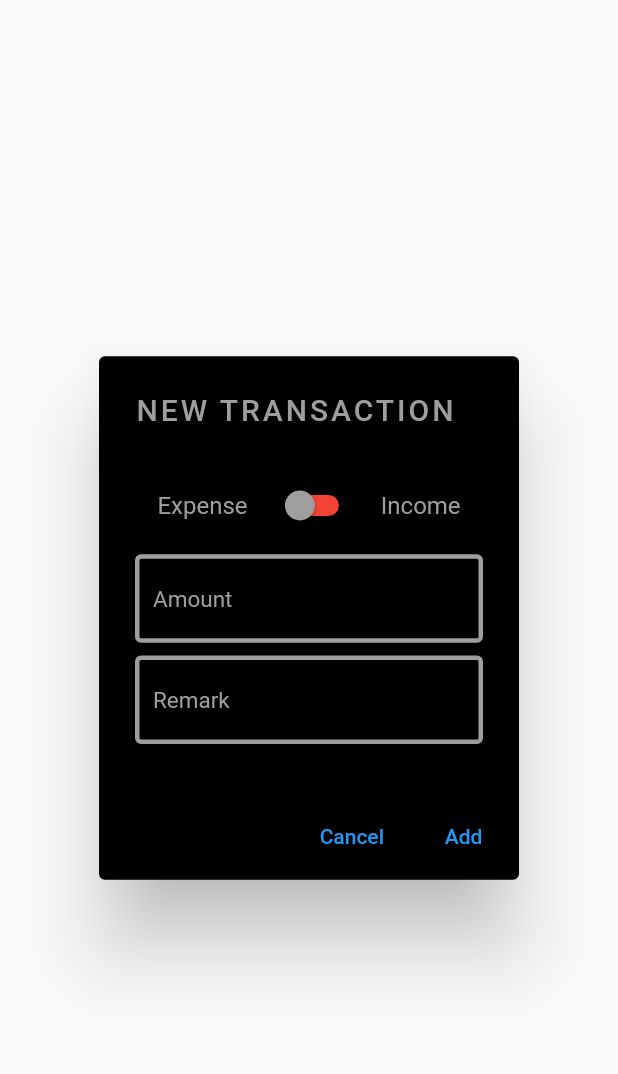
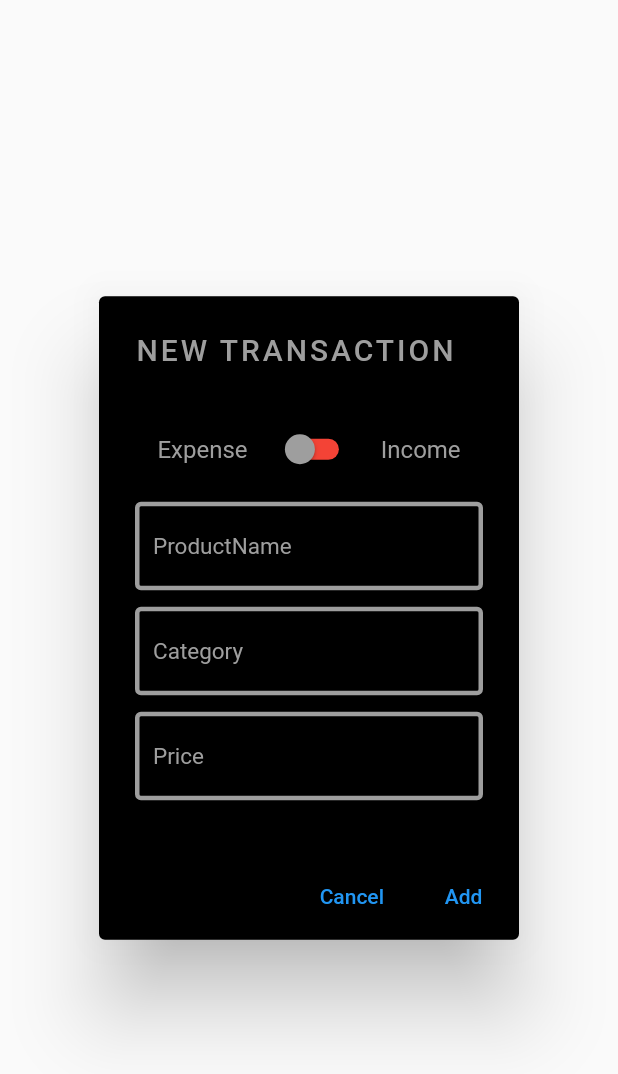
Before and after one commit to SSimoncs/mit-final-project, a Flutter app: the AddPage widget shown alone on an empty page, opened directly, on a phone screen of 412 x 824 dp. Shown: the top 1074 px of the screen. Run offline on Flutter 3.47's test engine with Material 2 defaults, Android fonts, the phone set to English and light mode, and no system bars; network calls fail.

```diff
--- a/lib/add_page.dart
+++ b/lib/add_page.dart
@@ -1,4 +1,6 @@
 import 'package:flutter/material.dart';
+import 'package:untitled/transaction.dart';
+import 'package:untitled/transaction_list.dart';
 
 class AddPage extends StatefulWidget {
   const AddPage({Key? key}) : super(key: key);
@@ -9,12 +11,35 @@ class AddPage extends StatefulWidget {
 
 class _AddPageState extends State<AddPage> {
   var _isSwitch = false;
+  late TextEditingController txtProductName;
+  late TextEditingController txtCategory;
+  late TextEditingController txtPrice;
+
+  @override
+  void initState() {
+    // TODO: implement initState
+    super.initState();
+    txtProductName = TextEditingController();
+    txtCategory = TextEditingController();
+    txtPrice = TextEditingController();
+  }
+
+  @override
+  void dispose() {
+    // TODO: implement dispose
+    super.dispose();
+    txtProductName.dispose();
+    txtCategory.dispose();
+    txtPrice.dispose();
+  }
 
   @override
   Widget build(BuildContext context) {
     return Padding(
       padding: const EdgeInsets.all(8.0),
-      child: AlertDialog(
+      child: StatefulBuilder(
+        builder: (BuildContext context, setState) {
+          return AlertDialog(
             //contentPadding: EdgeInsets.zero,
             buttonPadding: const EdgeInsets.fromLTRB(0, 0, 10.0, 20.0),
             backgroundColor: Colors.black,
@@ -23,7 +48,7 @@ class _AddPageState extends State<AddPage> {
               style: TextStyle(color: Colors.grey, letterSpacing: 2.0),
             ),
             content: SizedBox(
-          height: 200,
+              height: 280,
               child: Column(
                 mainAxisAlignment: MainAxisAlignment.spaceEvenly,
                 children: [
@@ -44,6 +69,7 @@ class _AddPageState extends State<AddPage> {
                           setState(() {
                             _isSwitch = !_isSwitch;
                           });
+                          print(_isSwitch);
                         },
                       ),
                       const Text(
@@ -52,8 +78,10 @@ class _AddPageState extends State<AddPage> {
                       ),
                     ],
                   ),
-              const TextField(
-                decoration: InputDecoration(
+                  TextField(
+                    style: TextStyle(color: Colors.white),
+                    controller: txtProductName,
+                    decoration: const InputDecoration(
                       focusColor: Colors.red,
                       focusedBorder: OutlineInputBorder(
                         borderRadius: BorderRadius.all(Radius.circular(4)),
@@ -63,11 +91,14 @@ class _AddPageState extends State<AddPage> {
                         borderRadius: BorderRadius.all(Radius.circular(4)),
                         borderSide: BorderSide(width: 3, color: Colors.grey),
                       ),
-                  hintText: 'Amount',
-                  hintStyle: TextStyle(fontSize: 15.0, color: Colors.grey),),
+                      hintText: 'ProductName',
+                      hintStyle: TextStyle(fontSize: 15.0, color: Colors.grey),
                     ),
-              const TextField(
-                decoration: InputDecoration(
+                  ),
+                  TextField(
+                    style: TextStyle(color: Colors.white),
+                    controller: txtCategory,
+                    decoration: const InputDecoration(
                       focusColor: Colors.red,
                       focusedBorder: OutlineInputBorder(
                         borderRadius: BorderRadius.all(Radius.circular(4)),
@@ -77,18 +108,49 @@ class _AddPageState extends State<AddPage> {
                         borderRadius: BorderRadius.all(Radius.circular(4)),
                         borderSide: BorderSide(width: 3, color: Colors.grey),
                       ),
-                  hintText: 'Remark',
-                  hintStyle: TextStyle(fontSize: 15.0, color: Colors.grey),),
+                      hintText: 'Category',
+                      hintStyle: TextStyle(fontSize: 15.0, color: Colors.grey),
+                    ),
+                  ),
+                  TextField(
+                    style: TextStyle(color: Colors.white),
+                    controller: txtPrice,
+                    decoration: const InputDecoration(
+                      focusColor: Colors.red,
+                      focusedBorder: OutlineInputBorder(
+                        borderRadius: BorderRadius.all(Radius.circular(4)),
+                        borderSide: BorderSide(width: 1, color: Colors.green),
+                      ),
+                      enabledBorder: OutlineInputBorder(
+                        borderRadius: BorderRadius.all(Radius.circular(4)),
+                        borderSide: BorderSide(width: 3, color: Colors.grey),
+                      ),
+                      hintText: 'Price',
+                      hintStyle: TextStyle(fontSize: 15.0, color: Colors.grey),
+                    ),
                   ),
                 ],
               ),
             ),
             actions: [
-          OutlinedButton(onPressed: (){
-
-          }, child: const Text('Cancel'),),
-          OutlinedButton(onPressed: (){}, child: const Text('Add'),),
+              OutlinedButton(
+                onPressed: () {
+                  Navigator.of(context).pop();
+                },
+                child: const Text('Cancel'),
+              ),
+              OutlinedButton(
+                onPressed: () {
+                  Navigator.of(context).pop(
+                    TransactionList(txtProductName.text, txtCategory.text,
+                        _isSwitch == true?'INCOME':'EXPENSE', int.parse(txtPrice.text), 0),
+                  );
+                },
+                child: const Text('Add'),
+              ),
             ],
+          );
+        },
       ),
     );
   }
--- a/lib/transaction_list.dart
+++ b/lib/transaction_list.dart
@@ -1,9 +1,11 @@
 class TransactionList {
-   int id = 0;
-   String productName ='';
-   String category ='';
-   String type ='';
-   int price =0;
+   final int id ;
+   final String productName ;
+   final String category ;
+   final String type ;
+   final int price;
+
+   TransactionList(this.productName,this.category,this.type,this.price, this.id);
 
   TransactionList.fromJson(Map<String,dynamic> json)
    :  productName=json['product_name'],
```
Also changed, not shown: lib/home_page.dart (+19 -17 lines), lib/transaction.dart (+22 -6 lines). Lines whose indentation alone changed are shown as unchanged.
